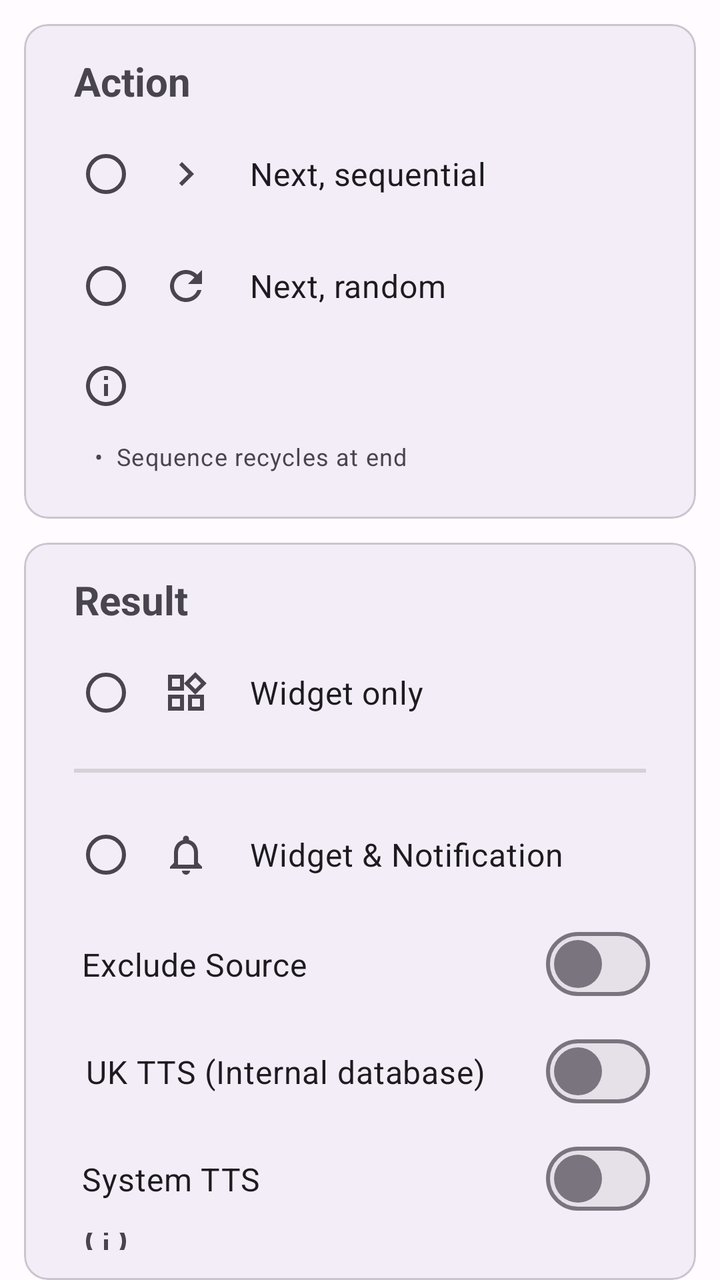
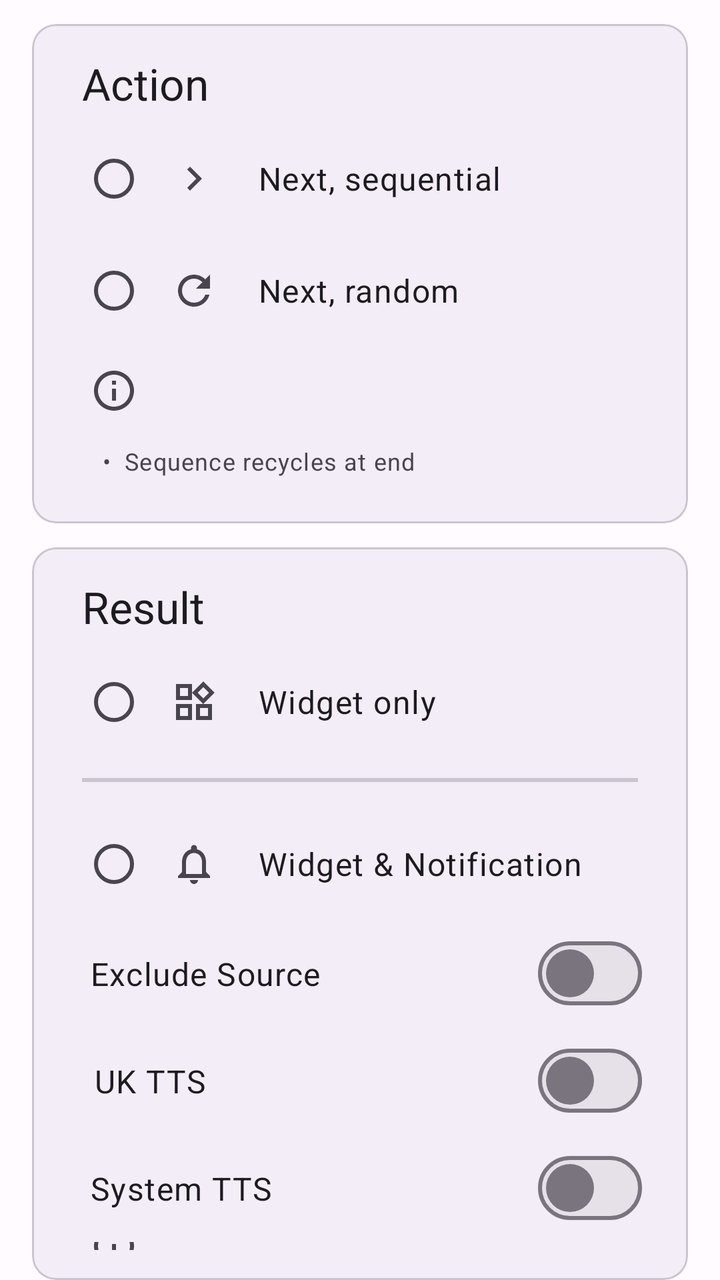

An Android layout rendered at two revisions. The XML below is the earlier revision; the diff shows what the commit changed to produce the second picture.
<!-- AndroidManifest.xml: application theme AppTheme -->
<!-- res/layout/fragment_notifications.xml -->
<?xml version="1.0" encoding="utf-8"?>
<LinearLayout xmlns:android="http://schemas.android.com/apk/res/android"
    xmlns:app="http://schemas.android.com/apk/res-auto"
    android:layout_width="match_parent"
    android:layout_height="wrap_content"
    android:layout_weight="1"
    android:focusableInTouchMode="true"
    android:orientation="vertical"
    android:padding="0dp"
    android:theme="@style/AppTheme">

    <com.google.android.material.card.MaterialCardView
        android:id="@+id/cardViewNext"
        android:layout_width="match_parent"
        android:layout_height="wrap_content"
        android:layout_marginHorizontal="12dp"
        android:layout_marginTop="12dp"
        app:cardBackgroundColor="?attr/colorSurfaceContainer"
        app:cardCornerRadius="12dp"
        app:cardElevation="0dp"
        app:cardPreventCornerOverlap="true"
        app:cardUseCompatPadding="false"
        app:contentPadding="3dp">

        <LinearLayout
            android:layout_width="match_parent"
            android:layout_height="wrap_content"
            android:orientation="vertical"
            android:padding="12dp">

            <TextView
                android:layout_width="match_parent"
                android:layout_height="wrap_content"
                android:paddingStart="10dp"
                android:paddingEnd="0dp"
                android:paddingBottom="5dp"
                android:text="@string/fragment_notifications_movement"
                android:textSize="20sp"
                android:textStyle="bold" />

            <RadioGroup
                android:layout_width="match_parent"
                android:layout_height="wrap_content"
                android:paddingStart="10dp"
                android:paddingEnd="10dp">

                <RadioButton
                    android:id="@+id/radioButtonNextSequential"
                    android:layout_width="wrap_content"
                    android:layout_height="wrap_content"
                    android:drawableStart="@drawable/ic_toolbar_next_sequential_24"
                    android:drawablePadding="20dp"
                    android:paddingVertical="16dp"
                    android:paddingStart="12dp"
                    android:paddingEnd="0dp"
                    android:text="@string/fragment_appearance_toolbar_next_sequential"
                    android:textSize="16sp" />

                <RadioButton
                    android:id="@+id/radioButtonNextRandom"
                    android:layout_width="wrap_content"
                    android:layout_height="wrap_content"
                    android:checked="false"
                    android:drawableStart="@drawable/ic_toolbar_next_random_24"
                    android:drawablePadding="20dp"
                    android:paddingVertical="16dp"
                    android:paddingStart="12dp"
                    android:paddingEnd="0dp"
                    android:text="@string/fragment_appearance_toolbar_next_random"
                    android:textSize="16sp" />

            </RadioGroup>

            <TextView
                android:layout_width="match_parent"
                android:layout_height="wrap_content"
                android:paddingStart="14dp"
                android:paddingTop="10dp"
                android:paddingEnd="10dp"
                android:paddingBottom="10dp"
                android:text="@string/fragment_notifications_notification_warning_info"
                app:drawableStartCompat="@drawable/ic_info_24" />

            <TextView
                android:layout_width="match_parent"
                android:layout_height="wrap_content"
                android:paddingStart="20dp"
                android:paddingTop="5dp"
                android:paddingEnd="10dp"
                android:paddingBottom="8dp"
                android:text="@string/fragment_appearance_toolbar_next_info"
                android:textAppearance="?attr/textAppearanceBodySmall" />

        </LinearLayout>

    </com.google.android.material.card.MaterialCardView>

    <com.google.android.material.card.MaterialCardView
        android:id="@+id/cardViewDisplay"
        android:layout_width="match_parent"
        android:layout_height="wrap_content"
        android:layout_marginHorizontal="12dp"
        android:layout_marginTop="12dp"
        app:cardBackgroundColor="?attr/colorSurfaceContainer"
        app:cardCornerRadius="12dp"
        app:cardElevation="0dp"
        app:cardPreventCornerOverlap="true"
        app:cardUseCompatPadding="false"
        app:contentPadding="3dp">

        <LinearLayout
            android:layout_width="match_parent"
            android:layout_height="wrap_content"
            android:orientation="vertical"
            android:padding="12dp">

            <TextView
                android:layout_width="match_parent"
                android:layout_height="wrap_content"
                android:paddingStart="10dp"
                android:paddingEnd="0dp"
                android:paddingBottom="5dp"
                android:text="@string/fragment_notifications_where"
                android:textSize="20sp"
                android:textStyle="bold" />

            <RadioGroup
                android:id="@+id/radioButtonDisplayGroup"
                android:layout_width="match_parent"
                android:layout_height="wrap_content"
                android:paddingStart="10dp"
                android:paddingEnd="10dp">

                <RadioButton
                    android:id="@+id/radioButtonWhereInWidget"
                    android:layout_width="wrap_content"
                    android:layout_height="wrap_content"
                    android:checked="false"
                    android:drawableStart="@drawable/ic_notifications_widgets_24"
                    android:drawablePadding="20dp"
                    android:paddingVertical="16dp"
                    android:paddingStart="12dp"
                    android:paddingEnd="0dp"
                    android:text="@string/fragment_notifications_widget"
                    android:textSize="16sp" />

                <LinearLayout
                    android:layout_width="match_parent"
                    android:layout_height="match_parent"
                    android:orientation="horizontal"
                    android:paddingTop="10dp"
                    android:paddingBottom="13dp">

                    <View
                        android:layout_width="match_parent"
                        android:layout_height="2dp"
                        android:background="?android:attr/listDivider" />

                </LinearLayout>

                <RadioButton
                    android:id="@+id/radioButtonWhereAsNotification"
                    android:layout_width="wrap_content"
                    android:layout_height="wrap_content"
                    android:drawableStart="@drawable/ic_notifications_notifications_24"
                    android:drawablePadding="20dp"
                    android:paddingVertical="16dp"
                    android:paddingStart="12dp"
                    android:paddingEnd="0dp"
                    android:text="@string/fragment_notifications_widget_and_notification"
                    android:textSize="16sp" />
            </RadioGroup>

            <com.google.android.material.materialswitch.MaterialSwitch
                android:id="@+id/switchExcludeSourceFromNotification"
                android:layout_width="match_parent"
                android:layout_height="wrap_content"
                android:paddingVertical="16dp"
                android:paddingStart="14dp"
                android:paddingEnd="8dp"
                android:text="@string/notification_action_exclude_source"
                android:textSize="16sp" />

            <com.google.android.material.materialswitch.MaterialSwitch
                android:id="@+id/switchTtsUk"
                android:layout_width="match_parent"
                android:layout_height="wrap_content"
                android:paddingVertical="16dp"
                android:paddingStart="16dp"
                android:paddingEnd="8dp"
                android:text="@string/fragment_notifications_use_tts_uk"
                android:textSize="16sp" />

            <com.google.android.material.materialswitch.MaterialSwitch
                android:id="@+id/switchTtsSystem"
                android:layout_width="match_parent"
                android:layout_height="wrap_content"
                android:paddingVertical="16dp"
                android:paddingStart="14dp"
                android:paddingEnd="8dp"
                android:text="@string/fragment_notifications_use_tts_system_language"
                android:textSize="16sp" />

            <TextView
                android:id="@+id/textViewNotificationSizeWarningInfo"
                android:layout_width="match_parent"
                android:layout_height="wrap_content"
                android:paddingStart="14dp"
                android:paddingTop="10dp"
                android:paddingEnd="10dp"
                android:paddingBottom="10dp"
                android:text="@string/fragment_notifications_notification_warning_info"
                app:drawableStartCompat="@drawable/ic_info_24" />

            <TextView
                android:id="@+id/textViewNotificationSizeWarning1"
                android:layout_width="match_parent"
                android:layout_height="wrap_content"
                android:paddingStart="20dp"
                android:paddingTop="5dp"
                android:paddingEnd="10dp"
                android:paddingBottom="8dp"
                android:text="@string/fragment_notifications_notification_warning_1"
                android:textAppearance="?attr/textAppearanceBodySmall" />

        </LinearLayout>

    </com.google.android.material.card.MaterialCardView>

    <com.google.android.material.card.MaterialCardView
        android:id="@+id/cardViewEvent"
        android:layout_width="match_parent"
        android:layout_height="wrap_content"
        android:layout_marginHorizontal="12dp"
        android:layout_marginTop="12dp"
        android:layout_marginBottom="12dp"
        app:cardBackgroundColor="?attr/colorSurfaceContainer"
        app:cardCornerRadius="12dp"
        app:cardElevation="0dp"
        app:cardPreventCornerOverlap="true"
        app:cardUseCompatPadding="false"
        app:contentPadding="3dp">

        <LinearLayout
            android:layout_width="match_parent"
            android:layout_height="wrap_content"
            android:orientation="vertical"
            android:padding="12dp">

            <TextView
                android:layout_width="match_parent"
                android:layout_height="wrap_content"
                android:paddingStart="10dp"
                android:paddingEnd="0dp"
                android:paddingBottom="5dp"
                android:text="@string/fragment_notifications_recurring_event"
                android:textSize="20sp"
                android:textStyle="bold" />

            <LinearLayout
                android:layout_width="match_parent"
                android:layout_height="wrap_content"
                android:gravity="fill_vertical"
                android:orientation="vertical"
                android:paddingStart="10dp"
                android:paddingEnd="10dp">

                <CheckBox
                    android:id="@+id/checkBoxDeviceUnlock"
                    style="@style/Widget.Material3.CompoundButton.CheckBox"
                    android:layout_width="wrap_content"
                    android:layout_height="match_parent"
                    android:drawableStart="@drawable/ic_notifications_unlock_24"
                    android:drawablePadding="20dp"
                    android:paddingVertical="16dp"
                    android:paddingStart="10dp"
                    android:paddingEnd="0dp"
                    android:text="@string/fragment_notifications_screen_unlock"
                    android:textSize="16sp" />

                <LinearLayout
                    android:layout_width="match_parent"
                    android:layout_height="match_parent"
                    android:orientation="horizontal"
                    android:paddingTop="10dp"
                    android:paddingBottom="13dp">

                    <View
                        android:id="@+id/dividerTop"
                        android:layout_width="match_parent"
                        android:layout_height="2dp"
                        android:background="?android:attr/listDivider" />

                </LinearLayout>

                <CheckBox
                    android:id="@+id/checkBoxCustomisableInterval"
                    style="@style/Widget.Material3.CompoundButton.CheckBox"
                    android:layout_width="wrap_content"
                    android:layout_height="match_parent"
                    android:drawableStart="@drawable/ic_notifications_bihourly_24"
                    android:drawablePadding="20dp"
                    android:paddingVertical="16dp"
                    android:paddingStart="10dp"
                    android:paddingEnd="0dp"
                    android:text="@string/fragment_notifications_customisable"
                    android:textSize="16sp" />

                <TextView
                    android:id="@+id/textViewActivetime"
                    android:layout_width="match_parent"
                    android:layout_height="wrap_content"
                    android:paddingVertical="5dp"
                    android:paddingStart="9dp"
                    android:paddingEnd="20dp"
                    android:text="@string/fragment_notifications_customisable_active_time"
                    android:textSize="16sp" />

                <LinearLayout
                    android:layout_width="match_parent"
                    android:layout_height="match_parent"
                    android:orientation="horizontal"
                    android:paddingTop="5dp"
                    android:paddingBottom="5dp">

                    <com.google.android.material.slider.RangeSlider
                        android:id="@+id/slider_active_hours"
                        android:layout_width="match_parent"
                        android:layout_height="wrap_content"
                        android:paddingVertical="16dp"
                        android:stepSize="1"
                        android:valueFrom="00"
                        android:valueTo="23"
                        app:values="@array/fragment_notifications_quiet_time_array" />

                </LinearLayout>

                <LinearLayout
                    android:layout_width="match_parent"
                    android:layout_height="wrap_content"
                    android:gravity="fill_vertical"
                    android:orientation="horizontal"
                    android:paddingStart="9dp"
                    android:paddingTop="0dp"
                    android:paddingEnd="0dp"
                    android:paddingBottom="0dp">

                    <TextView
                        android:id="@+id/textViewCustomisableIntervalEvery"
                        android:layout_width="wrap_content"
                        android:layout_height="wrap_content"
                        android:layout_gravity="center_vertical"
                        android:paddingVertical="5dp"
                        android:paddingStart="0dp"
                        android:paddingEnd="10dp"
                        android:text="@string/fragment_notifications_customisable_every"
                        android:textSize="16sp" />

                    <Spinner
                        android:id="@+id/spinnerCustomisableIntervalHour"
                        android:layout_width="wrap_content"
                        android:layout_height="48dp"
                        android:layout_gravity="center_vertical"
                        android:entries="@array/fragment_notifications_customisable_hour"
                        android:paddingStart="0dp"
                        android:paddingEnd="5dp"
                        android:spinnerMode="dropdown" />

                    <TextView
                        android:id="@+id/textViewCustomisableIntervalEveryHours"
                        android:layout_width="wrap_content"
                        android:layout_height="wrap_content"
                        android:layout_gravity="center_vertical"
                        android:paddingVertical="5dp"
                        android:paddingStart="0dp"
                        android:paddingEnd="10dp"
                        android:text="@string/fragment_notifications_customisable_every_hours"
                        android:textSize="16sp" />

                </LinearLayout>

                <LinearLayout
                    android:layout_width="match_parent"
                    android:layout_height="match_parent"
                    android:orientation="horizontal"
                    android:paddingTop="10dp"
                    android:paddingBottom="20dp">

                    <View
                        android:id="@+id/dividerBottom"
                        android:layout_width="match_parent"
                        android:layout_height="2dp"
                        android:background="?android:attr/listDivider" />

                </LinearLayout>

                <LinearLayout
                    android:layout_width="wrap_content"
                    android:layout_height="match_parent"
                    android:layout_gravity="center_vertical"
                    android:orientation="horizontal"
                    android:paddingBottom="5dp">

                    <CheckBox
                        android:id="@+id/checkBoxDailyAt"
                        style="@style/Widget.Material3.CompoundButton.CheckBox"
                        android:layout_width="wrap_content"
                        android:layout_height="match_parent"
                        android:drawableStart="@drawable/ic_notifications_time_24"
                        android:drawablePadding="20dp"
                        android:paddingVertical="16dp"
                        android:paddingStart="10dp"
                        android:paddingEnd="20dp"
                        android:text="@string/fragment_notifications_time"
                        android:textSize="16sp" />

                    <com.google.android.material.textfield.TextInputLayout
                        android:id="@+id/specificTimeLayout"
                        style="@style/Widget.Material3.TextInputLayout.OutlinedBox"
                        android:layout_width="wrap_content"
                        android:layout_height="match_parent"
                        android:hint="@string/fragment_notifications_time_textfield"
                        android:paddingBottom="5dp">

                        <com.google.android.material.textfield.TextInputEditText
                            android:id="@+id/specificTime"
                            android:layout_width="95dp"
                            android:layout_height="match_parent"
                            android:layout_gravity="center_vertical"
                            android:clickable="true"
                            android:focusable="true"
                            android:inputType="time" />

                    </com.google.android.material.textfield.TextInputLayout>

                </LinearLayout>

            </LinearLayout>

        </LinearLayout>

    </com.google.android.material.card.MaterialCardView>

</LinearLayout>
<!-- resources referenced by this layout -->
<resources>
  <integer-array name="fragment_notifications_customisable_hour">
          <item>1</item>
          <item>2</item>
          <item>3</item>
          <item>4</item>
      </integer-array>
  <integer-array name="fragment_notifications_quiet_time_array">
          <item>0</item>
          <item>23</item>
      </integer-array>
  <string name="fragment_appearance_toolbar_next_info">\u2022  Sequence recycles at end</string>
  <string name="fragment_appearance_toolbar_next_random">Next, random</string>
  <string name="fragment_appearance_toolbar_next_sequential">Next, sequential</string>
  <string name="fragment_notifications_customisable">Customisable Interval</string>
  <string name="fragment_notifications_customisable_active_time">Active Time</string>
  <string name="fragment_notifications_customisable_every">Every</string>
  <string name="fragment_notifications_customisable_every_hours">hour(s), at :00</string>
  <string name="fragment_notifications_movement">Action</string>
  <string name="fragment_notifications_notification_warning_1">\u2022  Android limits the size of Notifications</string>
  <string name="fragment_notifications_notification_warning_info" />
  <string name="fragment_notifications_recurring_event">New Quote After</string>
  <string name="fragment_notifications_screen_unlock">Screen Unlock</string>
  <string name="fragment_notifications_time">Specific</string>
  <string name="fragment_notifications_time_textfield">time…</string>
  <string name="fragment_notifications_use_tts_system_language">System TTS</string>
  <string name="fragment_notifications_use_tts_uk">UK TTS (Internal database)</string>
  <string name="fragment_notifications_where">Result</string>
  <string name="fragment_notifications_widget">Widget only</string>
  <string name="fragment_notifications_widget_and_notification">Widget &amp; Notification</string>
  <string name="notification_action_exclude_source">Exclude Source</string>
  <color name="material3_primary">#6750A4</color>
  <color name="material3_on_primary">#FFFFFF</color>
  <color name="material3_primary_container">#EADDFF</color>
  <color name="material3_on_primary_container">#21005D</color>
  <color name="material3_secondary">#625B71</color>
  <color name="material3_on_secondary">#FFFFFF</color>
  <color name="material3_secondary_container">#E8DEF8</color>
  <color name="material3_on_secondary_container">#1D192B</color>
  <color name="material3_tertiary">#7D5260</color>
  <color name="material3_on_tertiary">#FFFFFF</color>
  <color name="material3_tertiary_container">#FFD8E4</color>
  <color name="material3_on_tertiary_container">#31111D</color>
  <color name="material3_error">#B3261E</color>
  <color name="material3_on_error">#FFFFFF</color>
  <color name="material3_error_container">#F9DEDC</color>
  <color name="material3_on_error_container">#410E0B</color>
  <color name="material3_background">#FFFBFE</color>
  <color name="material3_on_background">#1C1B1F</color>
  <color name="material3_surface">#FFFBFE</color>
  <color name="material3_on_surface">#1C1B1F</color>
  <color name="material3_surface_variant">#E7E0EB</color>
  <color name="material3_on_surface_variant">#49454F</color>
  <color name="material3_surface_container_lowest">#FFFFFF</color>
  <color name="material3_surface_container_low">#F7F2FA</color>
  <color name="material3_surface_container">#F3EDF7</color>
  <color name="material3_surface_container_high">#ECE6F0</color>
  <color name="material3_surface_container_highest">#E6E0E9</color>
  <color name="material3_outline">#79747E</color>
  <color name="material3_primary_variant">#3700B3</color>
  <style name="Widget.App.MaterialSwitch" parent="@style/Widget.Material3.CompoundButton.MaterialSwitch">
          <item name="thumbIcon">@drawable/switch_thumb_icon</item>
      </style>
  <!-- unchanged entries left out for length: 11 -->
</resources>

<!-- the commit's change to res/layout/fragment_notifications.xml (unified diff, before → after) -->
@@ -13,7 +13,7 @@
         android:id="@+id/cardViewNext"
         android:layout_width="match_parent"
         android:layout_height="wrap_content"
-        android:layout_marginHorizontal="12dp"
+        android:layout_marginHorizontal="16dp"
         android:layout_marginTop="12dp"
         app:cardBackgroundColor="?attr/colorSurfaceContainer"
         app:cardCornerRadius="12dp"
@@ -35,8 +35,7 @@
                 android:paddingEnd="0dp"
                 android:paddingBottom="5dp"
                 android:text="@string/fragment_notifications_movement"
-                android:textSize="20sp"
-                android:textStyle="bold" />
+                android:textAppearance="?attr/textAppearanceTitleLarge" />
 
             <RadioGroup
                 android:layout_width="match_parent"
@@ -54,7 +53,7 @@
                     android:paddingStart="12dp"
                     android:paddingEnd="0dp"
                     android:text="@string/fragment_appearance_toolbar_next_sequential"
-                    android:textSize="16sp" />
+                    android:textAppearance="?attr/textAppearanceBodyLarge" />
 
                 <RadioButton
                     android:id="@+id/radioButtonNextRandom"
@@ -67,7 +66,7 @@
                     android:paddingStart="12dp"
                     android:paddingEnd="0dp"
                     android:text="@string/fragment_appearance_toolbar_next_random"
-                    android:textSize="16sp" />
+                    android:textAppearance="?attr/textAppearanceBodyLarge" />
 
             </RadioGroup>
 
@@ -99,7 +98,7 @@
         android:id="@+id/cardViewDisplay"
         android:layout_width="match_parent"
         android:layout_height="wrap_content"
-        android:layout_marginHorizontal="12dp"
+        android:layout_marginHorizontal="16dp"
         android:layout_marginTop="12dp"
         app:cardBackgroundColor="?attr/colorSurfaceContainer"
         app:cardCornerRadius="12dp"
@@ -121,8 +120,7 @@
                 android:paddingEnd="0dp"
                 android:paddingBottom="5dp"
                 android:text="@string/fragment_notifications_where"
-                android:textSize="20sp"
-                android:textStyle="bold" />
+                android:textAppearance="?attr/textAppearanceTitleLarge" />
 
             <RadioGroup
                 android:id="@+id/radioButtonDisplayGroup"
@@ -142,7 +140,7 @@
                     android:paddingStart="12dp"
                     android:paddingEnd="0dp"
                     android:text="@string/fragment_notifications_widget"
-                    android:textSize="16sp" />
+                    android:textAppearance="?attr/textAppearanceBodyLarge" />
 
                 <LinearLayout
                     android:layout_width="match_parent"
@@ -154,7 +152,7 @@
                     <View
                         android:layout_width="match_parent"
                         android:layout_height="2dp"
-                        android:background="?android:attr/listDivider" />
+                        android:background="?attr/colorOutlineVariant" />
 
                 </LinearLayout>
 
@@ -168,7 +166,7 @@
                     android:paddingStart="12dp"
                     android:paddingEnd="0dp"
                     android:text="@string/fragment_notifications_widget_and_notification"
-                    android:textSize="16sp" />
+                    android:textAppearance="?attr/textAppearanceBodyLarge" />
             </RadioGroup>
 
             <com.google.android.material.materialswitch.MaterialSwitch
@@ -179,7 +177,7 @@
                 android:paddingStart="14dp"
                 android:paddingEnd="8dp"
                 android:text="@string/notification_action_exclude_source"
-                android:textSize="16sp" />
+                android:textAppearance="?attr/textAppearanceBodyLarge" />
 
             <com.google.android.material.materialswitch.MaterialSwitch
                 android:id="@+id/switchTtsUk"
@@ -189,7 +187,7 @@
                 android:paddingStart="16dp"
                 android:paddingEnd="8dp"
                 android:text="@string/fragment_notifications_use_tts_uk"
-                android:textSize="16sp" />
+                android:textAppearance="?attr/textAppearanceBodyLarge" />
 
             <com.google.android.material.materialswitch.MaterialSwitch
                 android:id="@+id/switchTtsSystem"
@@ -199,7 +197,7 @@
                 android:paddingStart="14dp"
                 android:paddingEnd="8dp"
                 android:text="@string/fragment_notifications_use_tts_system_language"
-                android:textSize="16sp" />
+                android:textAppearance="?attr/textAppearanceBodyLarge" />
 
             <TextView
                 android:id="@+id/textViewNotificationSizeWarningInfo"
@@ -231,7 +229,7 @@
         android:id="@+id/cardViewEvent"
         android:layout_width="match_parent"
         android:layout_height="wrap_content"
-        android:layout_marginHorizontal="12dp"
+        android:layout_marginHorizontal="16dp"
         android:layout_marginTop="12dp"
         android:layout_marginBottom="12dp"
         app:cardBackgroundColor="?attr/colorSurfaceContainer"
@@ -254,8 +252,7 @@
                 android:paddingEnd="0dp"
                 android:paddingBottom="5dp"
                 android:text="@string/fragment_notifications_recurring_event"
-                android:textSize="20sp"
-                android:textStyle="bold" />
+                android:textAppearance="?attr/textAppearanceTitleLarge" />
 
             <LinearLayout
                 android:layout_width="match_parent"
@@ -276,7 +273,7 @@
                     android:paddingStart="10dp"
                     android:paddingEnd="0dp"
                     android:text="@string/fragment_notifications_screen_unlock"
-                    android:textSize="16sp" />
+                    android:textAppearance="?attr/textAppearanceBodyLarge" />
 
                 <LinearLayout
                     android:layout_width="match_parent"
@@ -289,7 +286,7 @@
                         android:id="@+id/dividerTop"
                         android:layout_width="match_parent"
                         android:layout_height="2dp"
-                        android:background="?android:attr/listDivider" />
+                        android:background="?attr/colorOutlineVariant" />
 
                 </LinearLayout>
 
@@ -304,17 +301,17 @@
                     android:paddingStart="10dp"
                     android:paddingEnd="0dp"
                     android:text="@string/fragment_notifications_customisable"
-                    android:textSize="16sp" />
+                    android:textAppearance="?attr/textAppearanceBodyLarge" />
 
                 <TextView
                     android:id="@+id/textViewActivetime"
                     android:layout_width="match_parent"
                     android:layout_height="wrap_content"
-                    android:paddingVertical="5dp"
+                    android:paddingVertical="16dp"
                     android:paddingStart="9dp"
                     android:paddingEnd="20dp"
                     android:text="@string/fragment_notifications_customisable_active_time"
-                    android:textSize="16sp" />
+                    android:textAppearance="?attr/textAppearanceBodyLarge" />
 
                 <LinearLayout
                     android:layout_width="match_parent"
@@ -350,11 +347,11 @@
                         android:layout_width="wrap_content"
                         android:layout_height="wrap_content"
                         android:layout_gravity="center_vertical"
-                        android:paddingVertical="5dp"
+                        android:paddingVertical="16dp"
                         android:paddingStart="0dp"
                         android:paddingEnd="10dp"
                         android:text="@string/fragment_notifications_customisable_every"
-                        android:textSize="16sp" />
+                        android:textAppearance="?attr/textAppearanceBodyLarge" />
 
                     <Spinner
                         android:id="@+id/spinnerCustomisableIntervalHour"
@@ -371,11 +368,11 @@
                         android:layout_width="wrap_content"
                         android:layout_height="wrap_content"
                         android:layout_gravity="center_vertical"
-                        android:paddingVertical="5dp"
+                        android:paddingVertical="16dp"
                         android:paddingStart="0dp"
                         android:paddingEnd="10dp"
                         android:text="@string/fragment_notifications_customisable_every_hours"
-                        android:textSize="16sp" />
+                        android:textAppearance="?attr/textAppearanceBodyLarge" />
 
                 </LinearLayout>
 
@@ -390,7 +387,7 @@
                         android:id="@+id/dividerBottom"
                         android:layout_width="match_parent"
                         android:layout_height="2dp"
-                        android:background="?android:attr/listDivider" />
+                        android:background="?attr/colorOutlineVariant" />
 
                 </LinearLayout>
 
@@ -412,7 +409,7 @@
                         android:paddingStart="10dp"
                         android:paddingEnd="20dp"
                         android:text="@string/fragment_notifications_time"
-                        android:textSize="16sp" />
+                        android:textAppearance="?attr/textAppearanceBodyLarge" />
 
                     <com.google.android.material.textfield.TextInputLayout
                         android:id="@+id/specificTimeLayout"
<!-- resource entries referenced after the edit -->
@@ -25,7 +25,7 @@
   <string name="fragment_notifications_time">Specific</string>
   <string name="fragment_notifications_time_textfield">time…</string>
   <string name="fragment_notifications_use_tts_system_language">System TTS</string>
-  <string name="fragment_notifications_use_tts_uk">UK TTS (Internal database)</string>
+  <string name="fragment_notifications_use_tts_uk">UK TTS</string>
   <string name="fragment_notifications_where">Result</string>
   <string name="fragment_notifications_widget">Widget only</string>
   <string name="fragment_notifications_widget_and_notification">Widget &amp; Notification</string>
